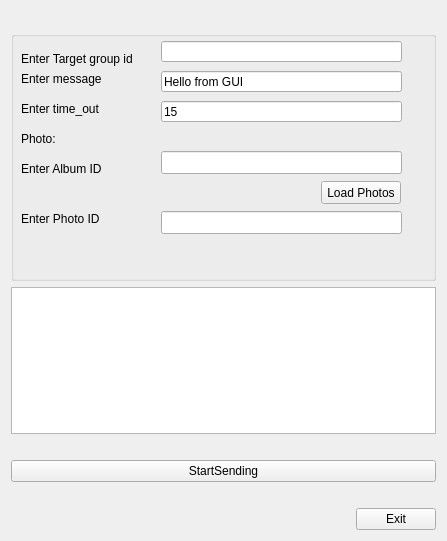
Qt form uis/send_groups.ui (ozeron/messenger) before a commit.
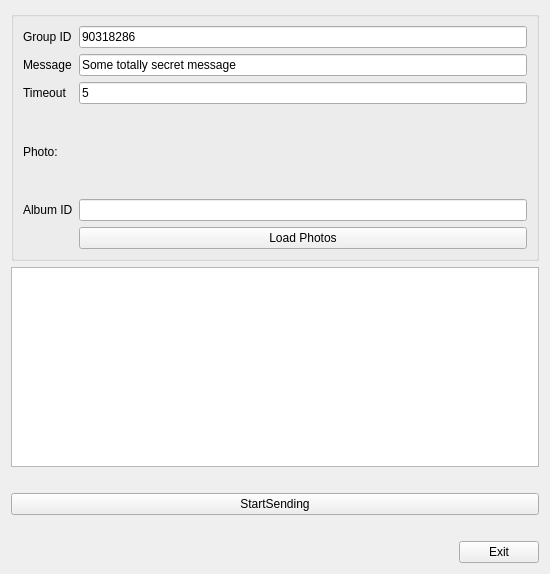
The same form after that commit.

Commit message: Implemented photos list view, changed main dialog design

The edit to the form file:
```diff
--- a/uis/send_groups.ui
+++ b/uis/send_groups.ui
@@ -6,30 +6,14 @@
    <rect>
     <x>0</x>
     <y>0</y>
-    <width>447</width>
-    <height>541</height>
+    <width>550</width>
+    <height>574</height>
    </rect>
   </property>
   <property name="windowTitle">
    <string>Send messages in groups</string>
   </property>
-  <layout class="QVBoxLayout" name="verticalLayout" stretch="0,0,0,0,0,0,0">
-   <item>
-    <spacer name="verticalSpacer_2">
-     <property name="orientation">
-      <enum>Qt::Vertical</enum>
-     </property>
-     <property name="sizeType">
-      <enum>QSizePolicy::Fixed</enum>
-     </property>
-     <property name="sizeHint" stdset="0">
-      <size>
-       <width>20</width>
-       <height>20</height>
-      </size>
-     </property>
-    </spacer>
-   </item>
+  <layout class="QVBoxLayout" name="verticalLayout" stretch="0,0,0,0,0,0">
    <item>
     <widget class="QGroupBox" name="groupBox">
      <property name="minimumSize">
@@ -41,160 +25,78 @@
      <property name="title">
       <string/>
      </property>
-     <widget class="QLineEdit" name="editGroupIds">
-      <property name="geometry">
-       <rect>
-        <x>150</x>
-        <y>10</y>
-        <width>241</width>
-        <height>21</height>
-       </rect>
-      </property>
-      <property name="text">
-       <string/>
-      </property>
-     </widget>
-     <widget class="QLabel" name="lblGroupIds">
-      <property name="geometry">
-       <rect>
-        <x>10</x>
-        <y>20</y>
-        <width>131</width>
-        <height>16</height>
-       </rect>
-      </property>
-      <property name="text">
-       <string>Enter Target group id</string>
-      </property>
-     </widget>
-     <widget class="QLabel" name="lblMessage">
-      <property name="geometry">
-       <rect>
-        <x>10</x>
-        <y>40</y>
-        <width>111</width>
-        <height>16</height>
-       </rect>
-      </property>
-      <property name="text">
-       <string>Enter message</string>
-      </property>
-     </widget>
-     <widget class="QLineEdit" name="editMessage">
-      <property name="geometry">
-       <rect>
-        <x>150</x>
-        <y>40</y>
-        <width>241</width>
-        <height>21</height>
-       </rect>
-      </property>
-      <property name="text">
-       <string>Hello from GUI</string>
-      </property>
-     </widget>
-     <widget class="QLabel" name="label">
-      <property name="geometry">
-       <rect>
-        <x>10</x>
-        <y>70</y>
-        <width>91</width>
-        <height>16</height>
-       </rect>
-      </property>
-      <property name="text">
-       <string>Enter time_out</string>
-      </property>
-     </widget>
-     <widget class="QLineEdit" name="editTimeOut">
-      <property name="geometry">
-       <rect>
-        <x>150</x>
-        <y>70</y>
-        <width>241</width>
-        <height>21</height>
-       </rect>
-      </property>
-      <property name="text">
-       <string>15</string>
-      </property>
-     </widget>
-     <widget class="QLabel" name="lblPhoto">
-      <property name="geometry">
-       <rect>
-        <x>10</x>
-        <y>100</y>
-        <width>59</width>
-        <height>15</height>
-       </rect>
-      </property>
-      <property name="text">
-       <string>Photo:</string>
-      </property>
-     </widget>
-     <widget class="QLabel" name="lblAlbum">
-      <property name="geometry">
-       <rect>
-        <x>10</x>
-        <y>130</y>
-        <width>101</width>
-        <height>16</height>
-       </rect>
-      </property>
-      <property name="text">
-       <string>Enter Album ID</string>
-      </property>
-     </widget>
-     <widget class="QLineEdit" name="editAlbumID">
-      <property name="geometry">
-       <rect>
-        <x>150</x>
-        <y>120</y>
-        <width>241</width>
-        <height>23</height>
-       </rect>
-      </property>
-     </widget>
-     <widget class="QPushButton" name="btnLoadPhotos">
-      <property name="geometry">
-       <rect>
-        <x>310</x>
-        <y>150</y>
-        <width>80</width>
-        <height>23</height>
-       </rect>
-      </property>
-      <property name="text">
-       <string>Load Photos</string>
-      </property>
-     </widget>
-     <widget class="QLabel" name="lblPhotoID">
-      <property name="geometry">
-       <rect>
-        <x>10</x>
-        <y>180</y>
-        <width>101</width>
-        <height>16</height>
-       </rect>
-      </property>
-      <property name="text">
-       <string>Enter Photo ID</string>
-      </property>
-     </widget>
-     <widget class="QLineEdit" name="editPhotoID">
-      <property name="geometry">
-       <rect>
-        <x>150</x>
-        <y>180</y>
-        <width>241</width>
-        <height>23</height>
-       </rect>
-      </property>
-     </widget>
+     <layout class="QGridLayout" name="gridLayout">
+      <item row="0" column="0">
+       <widget class="QLabel" name="lblGroupIds">
+        <property name="text">
+         <string>Group ID</string>
+        </property>
+       </widget>
+      </item>
+      <item row="0" column="1">
+       <widget class="QLineEdit" name="editGroupIds">
+        <property name="text">
+         <string>90318286</string>
+        </property>
+       </widget>
+      </item>
+      <item row="4" column="0">
+       <widget class="QLabel" name="lblAlbum">
+        <property name="text">
+         <string>Album ID</string>
+        </property>
+       </widget>
+      </item>
+      <item row="4" column="1">
+       <widget class="QLineEdit" name="editAlbumID"/>
+      </item>
+      <item row="5" column="1">
+       <widget class="QPushButton" name="btnLoadPhotos">
+        <property name="text">
+         <string>Load Photos</string>
+        </property>
+       </widget>
+      </item>
+      <item row="3" column="0">
+       <widget class="QLabel" name="lblPhoto">
+        <property name="text">
+         <string>Photo:</string>
+        </property>
+       </widget>
+      </item>
+      <item row="2" column="1">
+       <widget class="QLineEdit" name="editTimeOut">
+        <property name="text">
+         <string>5</string>
+        </property>
+       </widget>
+      </item>
+      <item row="2" column="0">
+       <widget class="QLabel" name="label">
+        <property name="text">
+         <string>Timeout</string>
+        </property>
+       </widget>
+      </item>
+      <item row="1" column="1">
+       <widget class="QLineEdit" name="editMessage">
+        <property name="text">
+         <string>Some totally secret message</string>
+        </property>
+       </widget>
+      </item>
+      <item row="1" column="0">
+       <widget class="QLabel" name="lblMessage">
+        <property name="text">
+         <string>Message</string>
+        </property>
+       </widget>
+      </item>
+     </layout>
     </widget>
    </item>
    <item>
-    <widget class="QTableWidget" name="tblPthotos"/>
+    <widget class="QListWidget" name="lstPhotos"/>
    </item>
    <item>
     <widget class="QLabel" name="lblStatus">
```
The commit also changes 4 other files.
